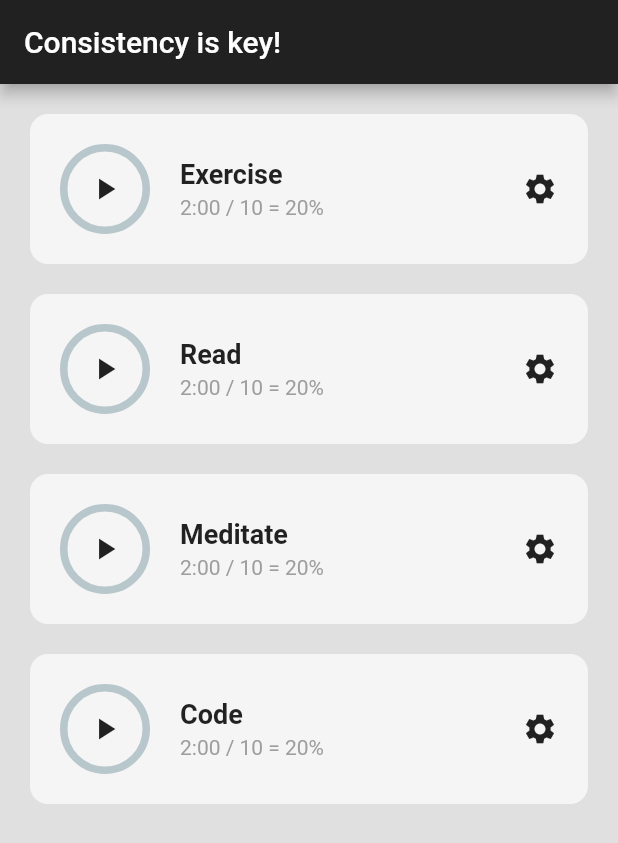
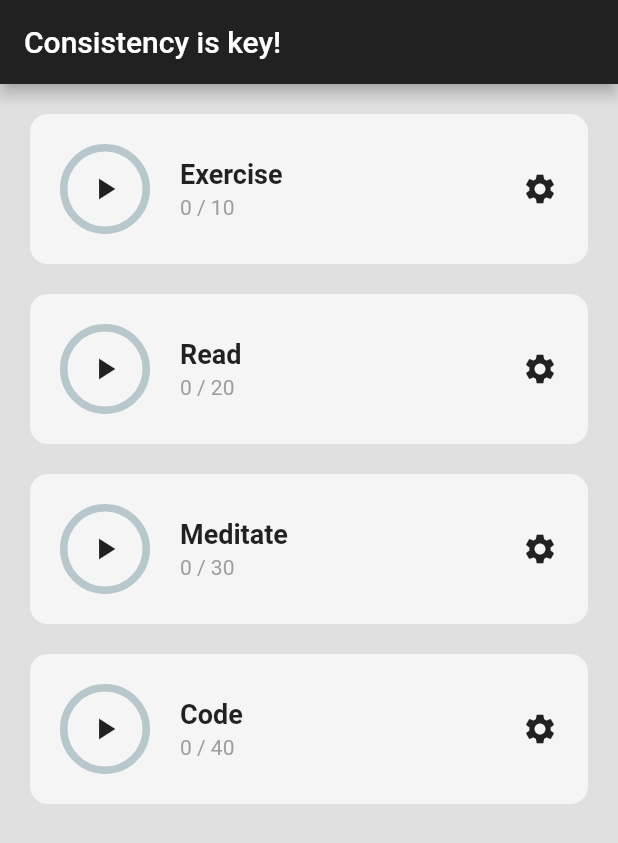
Before and after one commit to ROG-stdioh/HabitTracker-functional, a Flutter app: the screen it shows after launch, on a phone screen of 412 x 824 dp. Shown: the top 843 px of the screen. Run offline on Flutter 3.47's test engine with Material 2 defaults, Android fonts, the phone set to English and light mode, and no system bars; drawn by our look-alikes of percent_indicator.

Commit message:
data structures added

```diff
--- a/lib/pages/home_page.dart
+++ b/lib/pages/home_page.dart
@@ -1,3 +1,5 @@
+// ignore_for_file: prefer_const_constructors, prefer_const_literals_to_create_immutables
+
 import 'package:flutter/material.dart';
 import 'package:habit_tracker/util/habit_tile.dart';
 
@@ -9,6 +11,19 @@ class HomePage extends StatefulWidget {
 }
 
 class _HomePageState extends State<HomePage> {
+  // overall habit summary
+  List habitList = [
+    // [habitName, habitStarted, timeSpent (sec), timeGoal (min)]
+    ['Exercise', false, 0, 10],
+    ['Read', false, 0, 20],
+    ['Meditate', false, 0, 30],
+    ['Code', false, 0, 40],
+  ];
+
+  void habitStarted(int index) {}
+
+  void settingsOpened(int index) {}
+
   @override
   Widget build(BuildContext context) {
     return Scaffold(
@@ -18,20 +33,23 @@ class _HomePageState extends State<HomePage> {
         title: Text('Consistency is key!'),
         centerTitle: false,
       ),
-      body: Column(children: [
-        HabitTile(
-          habitName: 'Exercise',
-        ),
-        HabitTile(
-          habitName: 'Read',
-        ),
-        HabitTile(
-          habitName: 'Meditate',
-        ),
-        HabitTile(
-          habitName: 'Code',
-        ),
-      ]),
+      body: ListView.builder(
+        itemCount: habitList.length,
+        itemBuilder: ((context, index) {
+          return HabitTile(
+            habitName: habitList[index][0],
+            onTap: () {
+              habitStarted(index);
+            },
+            settingsTapped: () {
+              settingsOpened(index);
+            },
+            habitStarted: habitList[index][1],
+            timeSpent: habitList[index][2],
+            timeGoal: habitList[index][3],
+          );
+        }),
+      ),
     );
   }
 }
--- a/lib/util/habit_tile.dart
+++ b/lib/util/habit_tile.dart
@@ -1,10 +1,25 @@
+// ignore_for_file: prefer_const_constructors
+
 import 'package:flutter/material.dart';
 import 'package:percent_indicator/circular_percent_indicator.dart';
 
 class HabitTile extends StatelessWidget {
   final String habitName;
+  final VoidCallback onTap;
+  final VoidCallback settingsTapped;
+  final int timeSpent;
+  final int timeGoal;
+  final bool habitStarted;
 
-  const HabitTile({Key? key, required this.habitName}) : super(key: key);
+  const HabitTile({
+    Key? key,
+    required this.habitName,
+    required this.onTap,
+    required this.settingsTapped,
+    required this.timeSpent,
+    required this.timeGoal,
+    required this.habitStarted,
+  }) : super(key: key);
 
   @override
   Widget build(BuildContext context) {
@@ -25,7 +40,9 @@ class HabitTile extends StatelessWidget {
           children: [
             Row(
               children: [
-                Container(
+                GestureDetector(
+                  onTap: onTap,
+                  child: SizedBox(
                     height: 60,
                     width: 60,
                     child: Stack(
@@ -36,9 +53,11 @@ class HabitTile extends StatelessWidget {
 
                         //play pause button
                         Center(
-                        child: Icon(Icons.play_arrow),
+                          child: Icon(
+                              habitStarted ? Icons.pause : Icons.play_arrow),
                         )
                       ],
+                    ),
                   ),
                 ),
                 const SizedBox(
@@ -61,15 +80,18 @@ class HabitTile extends StatelessWidget {
                     ),
 
                     //progress
-                    const Text(
-                      '2:00 / 10 = 20%',
+                    Text(
+                      timeSpent.toString() + ' / ' + timeGoal.toString(),
                       style: TextStyle(color: Colors.grey),
                     ),
                   ],
                 ),
               ],
             ),
-            Icon(Icons.settings),
+            GestureDetector(
+              onTap: settingsTapped,
+              child: Icon(Icons.settings),
+            ),
           ],
         ),
       ),
```
Lines whose indentation alone changed are shown as unchanged.
